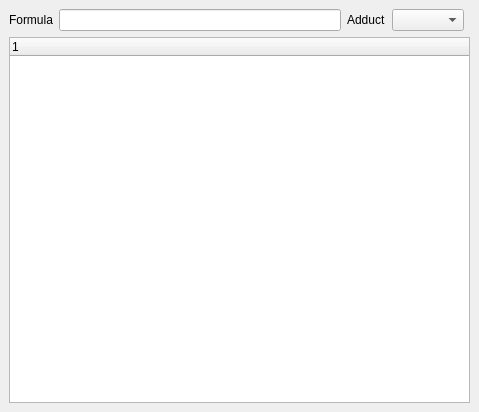
First picture: the form in src/maven/forms/isotopeswidget.ui, repository eugenemel/maven, before the edit.
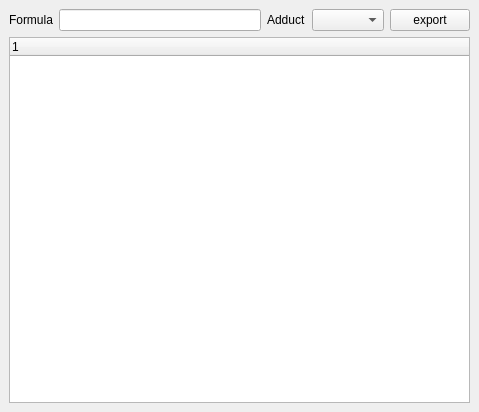
Second picture: the form after the edit.

Commit message: Issue 337: Added stubbed export button to isotopes widget.

Diff of the .ui file:
```diff
--- a/src/maven/forms/isotopeswidget.ui
+++ b/src/maven/forms/isotopeswidget.ui
@@ -53,6 +53,13 @@
     <item row="1" column="3">
      <widget class="QComboBox" name="adductComboBox"/>
     </item>
+    <item row="1" column="4">
+     <widget class="QPushButton" name="btnExport">
+      <property name="text">
+       <string>export</string>
+      </property>
+     </widget>
+    </item>
    </layout>
   </widget>
  </widget>
```
The commit also changes 1 other file.
